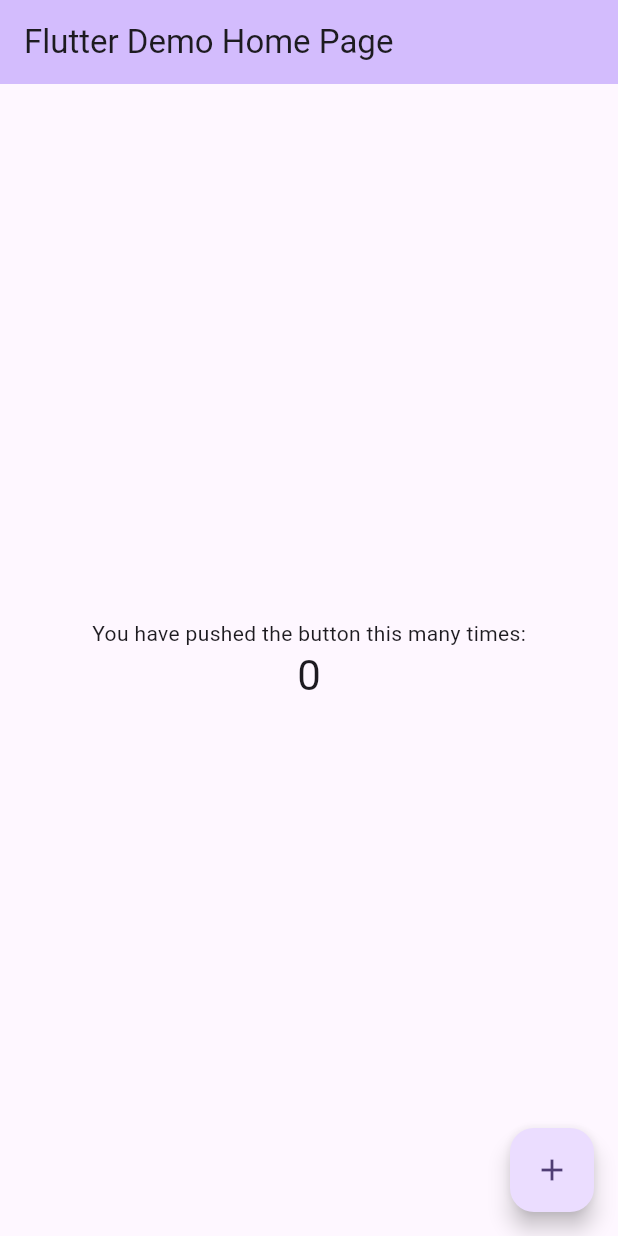
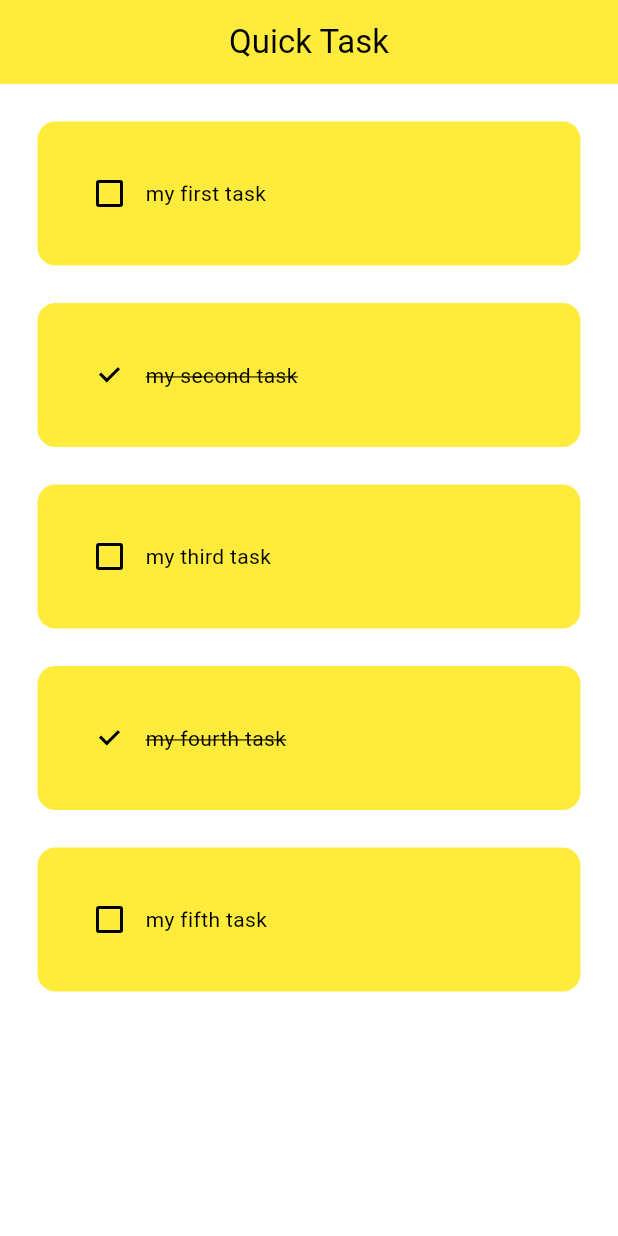
Before and after one commit to RaghuChandrasekaran/QuickTask, a Flutter app: the screen it shows after launch, on a phone screen of 412 x 824 dp. Run offline on Flutter 3.47's test engine with Material 3 defaults, Android fonts, the phone set to English and light mode, and no system bars.

Commit message:
:sparkles: Basic Layout of Quick Task (Todo List)

```diff
--- a/lib/main.dart
+++ b/lib/main.dart
@@ -1,4 +1,5 @@
 import 'package:flutter/material.dart';
+import 'package:quicktask/pages/homepage.dart';
 
 void main() {
   runApp(const MyApp());
@@ -7,119 +8,19 @@ void main() {
 class MyApp extends StatelessWidget {
   const MyApp({super.key});
 
-  // This widget is the root of your application.
   @override
   Widget build(BuildContext context) {
     return MaterialApp(
-      title: 'Flutter Demo',
+      debugShowCheckedModeBanner: false,
+      home: const HomePage(),
       theme: ThemeData(
-        // This is the theme of your application.
-        //
-        // TRY THIS: Try running your application with "flutter run". You'll see
-        // the application has a purple toolbar. Then, without quitting the app,
-        // try changing the seedColor in the colorScheme below to Colors.green
-        // and then invoke "hot reload" (save your changes or press the "hot
-        // reload" button in a Flutter-supported IDE, or press "r" if you used
-        // the command line to start the app).
-        //
-        // Notice that the counter didn't reset back to zero; the application
-        // state is not lost during the reload. To reset the state, use hot
-        // restart instead.
-        //
-        // This works for code too, not just values: Most code changes can be
-        // tested with just a hot reload.
-        colorScheme: ColorScheme.fromSeed(seedColor: Colors.deepPurple),
-        useMaterial3: true,
-      ),
-      home: const MyHomePage(title: 'Flutter Demo Home Page'),
+        colorScheme: ColorScheme.fromSwatch(primarySwatch: Colors.yellow),
+        appBarTheme: const AppBarTheme(
+          backgroundColor: Colors.yellow,
+          elevation: 0,
+          centerTitle: true,
+        ),
+      )
     );
   }
 }
-
-class MyHomePage extends StatefulWidget {
-  const MyHomePage({super.key, required this.title});
-
-  // This widget is the home page of your application. It is stateful, meaning
-  // that it has a State object (defined below) that contains fields that affect
-  // how it looks.
-
-  // This class is the configuration for the state. It holds the values (in this
-  // case the title) provided by the parent (in this case the App widget) and
-  // used by the build method of the State. Fields in a Widget subclass are
-  // always marked "final".
-
-  final String title;
-
-  @override
-  State<MyHomePage> createState() => _MyHomePageState();
-}
-
-class _MyHomePageState extends State<MyHomePage> {
-  int _counter = 0;
-
-  void _incrementCounter() {
-    setState(() {
-      // This call to setState tells the Flutter framework that something has
-      // changed in this State, which causes it to rerun the build method below
-      // so that the display can reflect the updated values. If we changed
-      // _counter without calling setState(), then the build method would not be
-      // called again, and so nothing would appear to happen.
-      _counter++;
-    });
-  }
-
-  @override
-  Widget build(BuildContext context) {
-    // This method is rerun every time setState is called, for instance as done
-    // by the _incrementCounter method above.
-    //
-    // The Flutter framework has been optimized to make rerunning build methods
-    // fast, so that you can just rebuild anything that needs updating rather
-    // than having to individually change instances of widgets.
-    return Scaffold(
-      appBar: AppBar(
-        // TRY THIS: Try changing the color here to a specific color (to
-        // Colors.amber, perhaps?) and trigger a hot reload to see the AppBar
-        // change color while the other colors stay the same.
-        backgroundColor: Theme.of(context).colorScheme.inversePrimary,
-        // Here we take the value from the MyHomePage object that was created by
-        // the App.build method, and use it to set our appbar title.
-        title: Text(widget.title),
-      ),
-      body: Center(
-        // Center is a layout widget. It takes a single child and positions it
-        // in the middle of the parent.
-        child: Column(
-          // Column is also a layout widget. It takes a list of children and
-          // arranges them vertically. By default, it sizes itself to fit its
-          // children horizontally, and tries to be as tall as its parent.
-          //
-          // Column has various properties to control how it sizes itself and
-          // how it positions its children. Here we use mainAxisAlignment to
-          // center the children vertically; the main axis here is the vertical
-          // axis because Columns are vertical (the cross axis would be
-          // horizontal).
-          //
-          // TRY THIS: Invoke "debug painting" (choose the "Toggle Debug Paint"
-          // action in the IDE, or press "p" in the console), to see the
-          // wireframe for each widget.
-          mainAxisAlignment: MainAxisAlignment.center,
-          children: <Widget>[
-            const Text(
-              'You have pushed the button this many times:',
-            ),
-            Text(
-              '$_counter',
-              style: Theme.of(context).textTheme.headlineMedium,
-            ),
-          ],
-        ),
-      ),
-      floatingActionButton: FloatingActionButton(
-        onPressed: _incrementCounter,
-        tooltip: 'Increment',
-        child: const Icon(Icons.add),
-      ), // This trailing comma makes auto-formatting nicer for build methods.
-    );
-  }
-}
--- /dev/null
+++ b/lib/pages/homepage.dart
@@ -0,0 +1,43 @@
+import 'package:flutter/material.dart';
+import '../widgets/todotile.dart';
+
+class HomePage extends StatefulWidget {
+  const HomePage({super.key});
+
+  @override
+  State<HomePage> createState() => _HomePageState();
+}
+
+class _HomePageState extends State<HomePage> {
+
+  List toDoList = [
+    ["my first task", false],
+    ["my second task", true],
+    ["my third task", false],
+    ["my fourth task", true],
+    ["my fifth task", false],
+  ];
+
+  void checkboxChanged(bool? value, int index) {
+    setState(() {
+      toDoList[index][1] = !toDoList[index][1];
+    });
+  }
+
+  @override
+  Widget build(BuildContext context) {
+    return Scaffold(
+      appBar: AppBar(title: const Text('Quick Task')),
+      body: ListView.builder(
+        itemCount: toDoList.length,
+        itemBuilder: (context, index) {
+          return ToDoTile(
+            taskName: toDoList[index][0],
+            taskCompleted: toDoList[index][1],
+            onChanged: (value) => checkboxChanged(value, index),
+          );
+        },
+      ),
+    );
+  }
+}
--- /dev/null
+++ b/lib/widgets/todotile.dart
@@ -0,0 +1,26 @@
+import 'package:flutter/material.dart';
+
+class ToDoTile extends StatelessWidget {
+final String taskName;
+final bool taskCompleted;
+final Function(bool?)? onChanged;
+
+  const ToDoTile({super.key, required this.taskName , required this.taskCompleted , required this.onChanged});
+
+  @override
+  Widget build(BuildContext context) {
+    return Padding(
+        padding: const EdgeInsets.only(left: 25.0, top: 25.0, right: 25.0),
+        child: Container(
+          padding: const EdgeInsets.all(24),
+          decoration: BoxDecoration(
+              color: Colors.yellow, borderRadius: BorderRadius.circular(12)),
+          child: Row(
+            children: [
+              Checkbox(value: taskCompleted, onChanged: onChanged),
+              Text(taskName, style: TextStyle(decoration: taskCompleted? TextDecoration.lineThrough: TextDecoration.none),),
+            ],
+          ),
+        ));
+  }
+}
```
Also changed, not shown: 1 other file.
